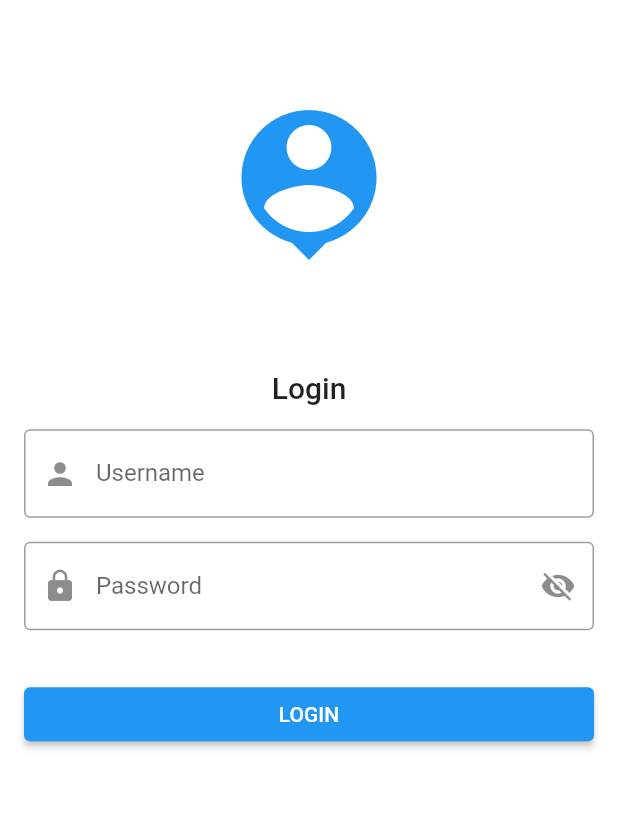
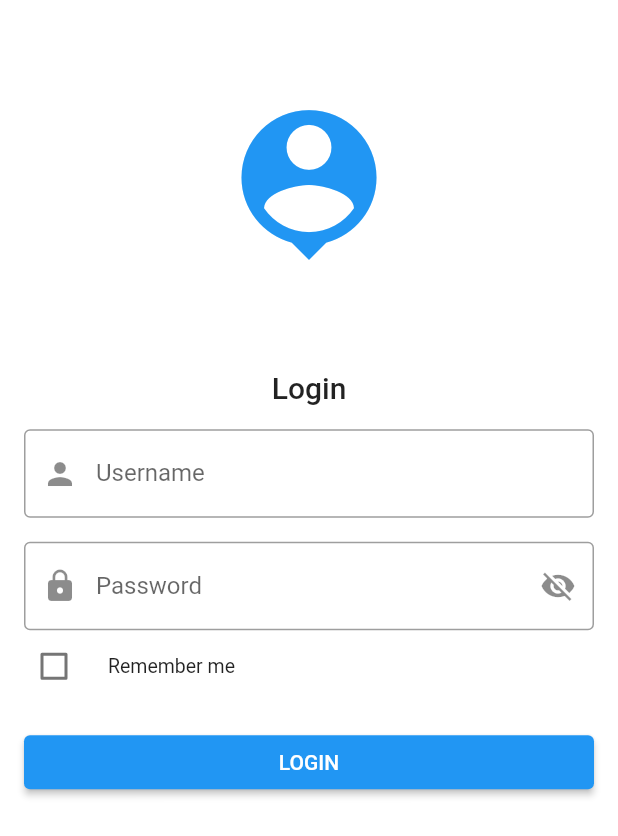
Before and after one commit to haveachin/sawtex_manager, a Flutter app: the screen it shows after launch, on a phone screen of 412 x 824 dp. Shown: the top 836 px of the screen. Run offline on Flutter 3.47's test engine with Material 2 defaults, Android fonts, the phone set to English and light mode, and no system bars; drawn by our look-alikes of flutter_form_builder, oktoast; our stand-ins replace bloc, built_collection, built_value, chopper, equatable, flutter_bloc and 1 more; generated files the repository leaves out were written again; statements that could not run were skipped.

Commit message:
added remember me && refactoring

```diff
--- a/lang/de.json
+++ b/lang/de.json
@@ -3,7 +3,12 @@
     "auth.loading": "Authentifiziere",
     "auth.textField.username.hint": "Benutzername",
     "auth.textField.password.hint": "Passwort",
+    "auth.checkbox.rememberMe": "Angemeldet bleiben",
     "auth.button.login": "ANMELDEN",
+
+    "validator.username.pattern": "Der Benutzername darf nur alphanumerisch sein",
+    "validator.username.min": "Der Benutzername muss mindestens 5 Zeichen lang sein",
+    "validator.password.min": "Das Passwort muss mindestens 5 Zeichen lang sein",
 
     "validator.isRequired": "Feld wird benötigt",
     "validator.matchRegExp": "Ungültiges Muster",
--- a/lang/en.json
+++ b/lang/en.json
@@ -1,8 +1,9 @@
 {
     "auth.title": "Login",
-    "auth.loading": "Logging in",
+    "auth.loading": "Authenticating",
     "auth.textField.username.hint": "Username",
     "auth.textField.password.hint": "Password",
+    "auth.checkbox.rememberMe": "Remember me",
     "auth.button.login": "LOGIN",
 
     "validator.username.pattern": "Username must only be alphanumeric",
--- a/lib/blocs/auth_bloc/auth_event.dart
+++ b/lib/blocs/auth_bloc/auth_event.dart
@@ -1,5 +1,9 @@
+import 'package:built_value/serializer.dart';
 import 'package:equatable/equatable.dart';
 import 'package:meta/meta.dart';
+import 'package:sawtex_manager/models/credentials.dart';
+import 'package:sawtex_manager/models/serializers.dart';
+import 'package:sawtex_manager/models/token.dart';
 
 @immutable
 abstract class AuthEvent extends Equatable {
@@ -7,13 +11,21 @@ abstract class AuthEvent extends Equatable {
 }
 
 class ValidateToken extends AuthEvent {
-  final String tokenString;
+  final Token token;
 
-  ValidateToken(this.tokenString) : super([tokenString]);
+  ValidateToken(this.token) : super([token]);
 }
 
 class Login extends AuthEvent {
-  final String username, password;
+  final Credentials credentials;
+  final bool rememberMe;
 
-  Login(this.username, this.password) : super([username, password]);
+  Login(this.credentials, this.rememberMe) : super([credentials, rememberMe]);
+
+  factory Login.fromMap(Map<String, dynamic> map) {
+    final credentials =
+        serializers.deserializeWith(Credentials.serializer, map);
+    final rememberMe = map['rememberMe'] ?? false;
+    return Login(credentials, rememberMe);
+  }
 }
--- a/lib/main.dart
+++ b/lib/main.dart
@@ -42,19 +42,15 @@ class MyApp extends StatelessWidget {
         ],
         localeResolutionCallback: _localeResolutionCallback,
         home: FutureBuilder(
-          future: FlutterSecureStorage().read(key: Token.secureStorageKey),
-          builder: (context, snapshot) {
+          future: Token.formSecureStorage(),
+          builder: (BuildContext context, AsyncSnapshot<Token> snapshot) {
             if (snapshot.connectionState != ConnectionState.done) {
               return Center(
                 child: CircularProgressIndicator(),
               );
             }
 
-            if (snapshot.data == null || snapshot.error != null) {
-              return AuthPage();
-            }
-
-            return DashboardPage();
+            return AuthPage(token: snapshot.data);
           },
         ),
         routes: {
--- a/lib/models/api_error.dart
+++ b/lib/models/api_error.dart
@@ -4,6 +4,7 @@ import 'dart:convert';
 
 import 'package:built_value/built_value.dart';
 import 'package:built_value/serializer.dart';
+import 'package:chopper/chopper.dart';
 
 import 'serializers.dart';
 
@@ -18,12 +19,12 @@ abstract class ApiError implements Built<ApiError, ApiErrorBuilder> {
 
   factory ApiError([updates(ApiErrorBuilder b)]) = _$ApiError;
 
-  factory ApiError.couldNotReach(String host) {
+  factory ApiError.couldNotReach(ChopperService service) {
     return ApiError(
       (b) => b
         ..status = 503
         ..timestamp = DateTime.now().toUtc()
-        ..message = "Could not reach $host.",
+        ..message = "Could not reach ${service.client.baseUrl}.",
     );
   }
 
--- a/lib/models/credentials.dart
+++ b/lib/models/credentials.dart
@@ -15,7 +15,18 @@ abstract class Credentials implements Built<Credentials, CredentialsBuilder> {
 
   Credentials._();
 
-  factory Credentials([updates(CredentialsBuilder b)]) = _$Credentials;
+  factory Credentials._create([updates(CredentialsBuilder b)]) = _$Credentials;
+
+  factory Credentials.encode({String username, String password}) {
+    final bytes = utf8.encode(password);
+    password = base64.encode(bytes);
+
+    return Credentials._create(
+      (b) => b
+        ..username = username
+        ..password = password,
+    );
+  }
 
   String toJson() {
     return json.encode(serializers.serializeWith(Credentials.serializer, this));
--- a/lib/models/token.dart
+++ b/lib/models/token.dart
@@ -4,6 +4,7 @@ import 'dart:convert';
 
 import 'package:built_value/built_value.dart';
 import 'package:built_value/serializer.dart';
+import 'package:flutter_secure_storage/flutter_secure_storage.dart';
 
 import 'serializers.dart';
 
@@ -13,19 +14,59 @@ abstract class Token implements Built<Token, TokenBuilder> {
   String get token;
   DateTime get expiresAt;
 
-  static const String secureStorageKey = 'sawtex_api_token';
+  static const String tokenSecureStorageKey = 'sawtexApiToken';
+  static const String expiresAtSecureStorageKey = 'sawtexApiExpiresAt';
 
   Token._();
 
   factory Token([updates(TokenBuilder b)]) = _$Token;
+
+  static Future<Token> formSecureStorage() async {
+    final storage = FlutterSecureStorage();
+    final tokenString = await storage.read(key: Token.tokenSecureStorageKey);
+    if (tokenString == null) return null;
+    final expiresAtString =
+        await storage.read(key: Token.expiresAtSecureStorageKey);
+    if (expiresAtString == null) return null;
+
+    DateTime expiresAt;
+    try {
+      expiresAt = DateTime.parse(expiresAtString ?? "");
+    } on Exception catch (_) {
+      return null;
+    }
+
+    return Token((b) => b
+      ..token = tokenString
+      ..expiresAt = expiresAt);
+  }
+
+  Future<void> saveToSecureStorage() async {
+    final storage = FlutterSecureStorage();
+    await storage.write(key: Token.tokenSecureStorageKey, value: token);
+    await storage.write(
+        key: Token.expiresAtSecureStorageKey, value: expiresAt.toString());
+  }
+
+  static Future<void> deleteFromSecureStorage() async {
+    final storage = FlutterSecureStorage();
+    await storage.delete(key: Token.tokenSecureStorageKey);
+    await storage.delete(key: Token.expiresAtSecureStorageKey);
+  }
 
   String toJson() {
     return json.encode(serializers.serializeWith(Token.serializer, this));
   }
 
   static Token fromJson(String jsonString) {
-    return serializers.deserializeWith(Token.serializer, json.decode(jsonString));
+    return serializers.deserializeWith(
+        Token.serializer, json.decode(jsonString));
   }
 
   static Serializer<Token> get serializer => _$tokenSerializer;
+
+  @override
+  String toString() {
+    return 'Bearer $token';
+  }
 }
--- a/lib/pages/auth/page.dart
+++ b/lib/pages/auth/page.dart
@@ -3,11 +3,16 @@ import 'package:flutter/material.dart';
 import 'package:flutter_bloc/flutter_bloc.dart';
 import 'package:flutter_form_builder/flutter_form_builder.dart';
 import 'package:sawtex_manager/blocs/auth_bloc/bloc.dart';
+import 'package:sawtex_manager/models/token.dart';
 import 'package:sawtex_manager/utils/toasts.dart';
 
 import '../../app_localizations.dart';
 
 class AuthPage extends StatefulWidget {
+  final Token token;
+
+  const AuthPage({Key key, this.token}) : super(key: key);
+
   @override
   State<StatefulWidget> createState() {
     return _AuthPageState();
@@ -18,6 +23,14 @@ class _AuthPageState extends State<AuthPage> {
   final _formBuilderKey = GlobalKey<FormBuilderState>();
   final _authBloc = AuthBloc();
   bool obscurePassword = true;
+
+  @override
+  void initState() {
+    super.initState();
+    if (widget.token != null) {
+      _authBloc.dispatch(ValidateToken(widget.token));
+    }
+  }
 
   Widget _buildLogo(BuildContext context) {
     return Icon(
@@ -83,6 +96,18 @@ class _AuthPageState extends State<AuthPage> {
     );
   }
 
+  Widget _buildRememberMeCheckBox(BuildContext context) {
+    return FormBuilderCheckbox(
+      attribute: 'rememberMe',
+      label: Text(AppLocalizations.of(context).translate('auth.checkbox.rememberMe'),),
+      leadingInput: true,
+      decoration: InputDecoration(
+        contentPadding: EdgeInsets.zero,
+        border: InputBorder.none,
+      ),
+    );
+  }
+
   Widget _buildLoginButton(BuildContext context) {
     return RaisedButton(
       child: Text(
@@ -97,10 +122,8 @@ class _AuthPageState extends State<AuthPage> {
     _formBuilderKey.currentState.save();
 
     final formData = _formBuilderKey.currentState.value;
-    final username = formData['username'];
-    final password = formData['password'];
 
-    _authBloc.dispatch(Login(username, password));
+    _authBloc.dispatch(Login.fromMap(formData));
   }
 
   Widget _buildLoginForm(BuildContext context) {
@@ -111,7 +134,8 @@ class _AuthPageState extends State<AuthPage> {
           _buildUsernameTextField(context),
           SizedBox(height: 16.0),
           _buildPasswordTextField(context),
-          SizedBox(height: 32.0),
+          _buildRememberMeCheckBox(context),
+          SizedBox(height: 16.0),
           SizedBox(
             width: double.infinity,
             child: _buildLoginButton(context),
--- a/lib/pages/dashboard_page.dart
+++ b/lib/pages/dashboard_page.dart
@@ -52,8 +52,7 @@ class _DashboardPageState extends State<DashboardPage> {
               leading: Icon(Icons.exit_to_app),
               title: Text('Logout'),
               onTap: () async {
-                await FlutterSecureStorage()
-                    .delete(key: Token.secureStorageKey);
+                await Token.deleteFromSecureStorage();
                 Navigator.pushReplacementNamed(context, '/auth');
               },
             ),
--- a/lib/services/api_clients.dart
+++ b/lib/services/api_clients.dart
@@ -25,12 +25,9 @@ class ApiClients {
       converter: BuiltValueConverter(),
       errorConverter: BuiltValueConverter(),
     );
-
-    final token = await FlutterSecureStorage().read(key: Token.secureStorageKey);
-    authorize(token);
   }
 
-  static void authorize(String token) {
+  static void authorize(Token token) {
     _authorized = ChopperClient(
       baseUrl: '$protocol://$address/v$version',
       services: [
@@ -40,7 +37,7 @@ class ApiClients {
       converter: BuiltValueConverter(),
       errorConverter: BuiltValueConverter(),
       interceptors: [
-        HeadersInterceptor({'Authorization': 'Bearer $token'}),
+        HeadersInterceptor({'Authorization': token.toString()}),
       ],
     );
   }
```
Also changed, not shown: lib/blocs/auth_bloc/auth_bloc.dart (+15 -25 lines), lib/blocs/curd_bloc/curd_bloc.dart (+7 -6 lines), lib/models/token.g.dart.
